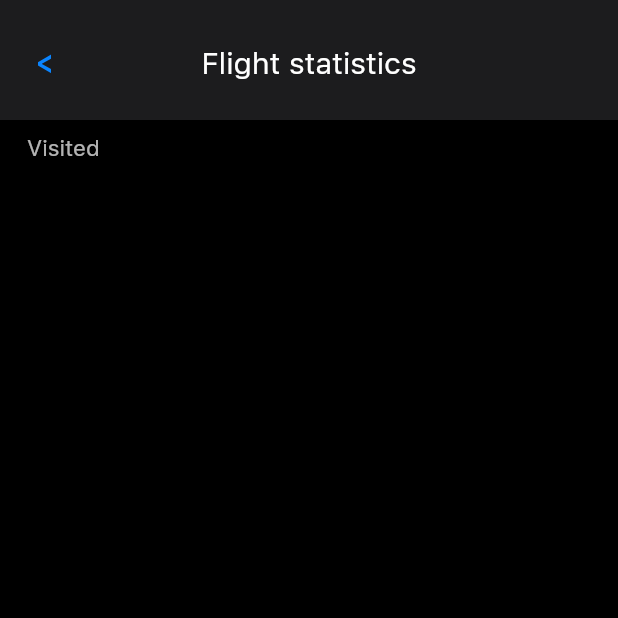
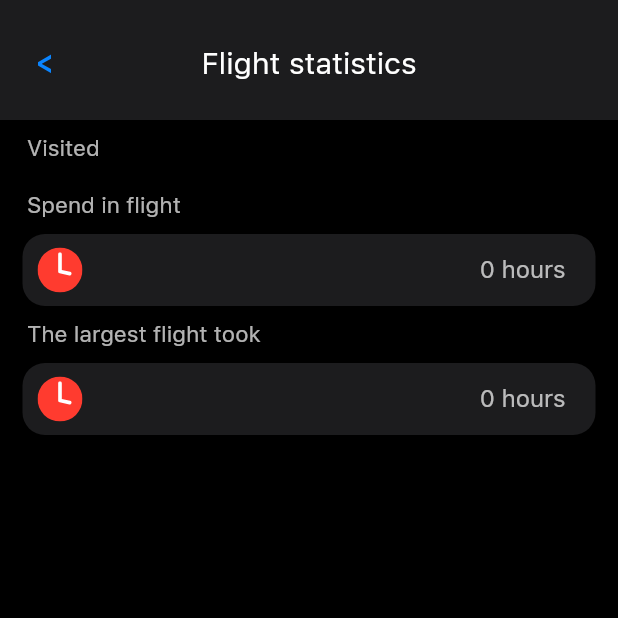
Before and after one commit to kent0505/travel_test, a Flutter app: the StatisticsPage screen opened by its route, on a phone screen of 412 x 824 dp, the top half of it. Run offline on Flutter 3.47's test engine with Material 3 defaults, Android fonts, the light colour scheme and no system bars; our stand-ins replace flutter_bloc, flutter_svg, go_router, hive_flutter, shared_preferences; accounts and stored records are empty.

Commit message:
statistics

```diff
--- a/lib/core/utils.dart
+++ b/lib/core/utils.dart
@@ -63,6 +63,33 @@ String getDateDiff(
   return '$h $m';
 }
 
+int getLargestHour() {
+  int largestHour = 0;
+  for (Flight flight in DB.flightsList) {
+    DateTime dateTime1 = DateTime.parse(
+        "${convertToIsoFormat(flight.departureDate)}T${flight.departureTime}:00");
+    DateTime dateTime2 = DateTime.parse(
+        "${convertToIsoFormat(flight.arrivalDate)}T${flight.arrivalTime}:00");
+    Duration difference = dateTime2.difference(dateTime1);
+    int hours = difference.inHours;
+    if (hours > largestHour) largestHour = hours;
+  }
+  return largestHour;
+}
+
+int getTotalHours() {
+  int totalHours = 0;
+  for (Flight flight in DB.flightsList) {
+    DateTime dateTime1 = DateTime.parse(
+        "${convertToIsoFormat(flight.departureDate)}T${flight.departureTime}:00");
+    DateTime dateTime2 = DateTime.parse(
+        "${convertToIsoFormat(flight.arrivalDate)}T${flight.arrivalTime}:00");
+    Duration difference = dateTime2.difference(dateTime1);
+    totalHours += difference.inHours;
+  }
+  return totalHours;
+}
+
 String convertToIsoFormat(String date) {
   List<String> parts = date.split('.');
   return '${parts[2]}-${parts[1]}-${parts[0]}';
--- a/lib/features/home/pages/home_page.dart
+++ b/lib/features/home/pages/home_page.dart
@@ -101,26 +101,32 @@ class HomePage extends StatelessWidget {
           const SizedBox(height: 10),
           const StatisticsButton(),
           const SizedBox(height: 10),
-          const Row(
+          BlocBuilder<HomeBloc, HomeState>(
+            builder: (context, state) {
+              return Row(
                 children: [
                   StatisticsCard(
                     id: 1,
                     title: 'Visited',
-                value: '2 countries',
+                    value: getVisitedCities().length == 1
+                        ? '${getVisitedCities().length} country'
+                        : '${getVisitedCities().length} countries',
                   ),
-              SizedBox(width: 13),
+                  const SizedBox(width: 13),
                   StatisticsCard(
                     id: 2,
                     title: 'Spend in flight',
-                value: '1 hours',
+                    value: '${getTotalHours()} hours',
                   ),
-              SizedBox(width: 13),
+                  const SizedBox(width: 13),
                   StatisticsCard(
                     id: 3,
                     title: 'The largest flight to',
-                value: '1 hours',
+                    value: '${getLargestHour()} hours',
                   ),
                 ],
+              );
+            },
           ),
           SizedBox(height: 20 + getBottom(context)),
         ],
--- a/lib/features/home/pages/statistics_page.dart
+++ b/lib/features/home/pages/statistics_page.dart
@@ -27,6 +27,13 @@ class StatisticsPage extends StatelessWidget {
             },
           ),
           const SizedBox(height: 10),
+          const TitleText('Spend in flight'),
+          const SizedBox(height: 10),
+          _TimeCard(hours: '${getTotalHours()} hours'),
+          const SizedBox(height: 10),
+          const TitleText('The largest flight took'),
+          const SizedBox(height: 10),
+          _TimeCard(hours: '${getLargestHour()} hours'),
         ],
       ),
     );
@@ -60,3 +67,36 @@ class _CityCard extends StatelessWidget {
     );
   }
 }
+
+class _TimeCard extends StatelessWidget {
+  const _TimeCard({required this.hours});
+
+  final String hours;
+
+  @override
+  Widget build(BuildContext context) {
+    return Container(
+      height: 48,
+      decoration: BoxDecoration(
+        color: AppColors.main,
+        borderRadius: BorderRadius.circular(15),
+      ),
+      child: Row(
+        children: [
+          const SizedBox(width: 10),
+          SvgPicture.asset(
+            'assets/date2.svg',
+            height: 30,
+          ),
+          const Spacer(),
+          TextR(
+            hours,
+            fontSize: 16,
+            color: AppColors.white70,
+          ),
+          const SizedBox(width: 20),
+        ],
+      ),
+    );
+  }
+}
```
Lines whose indentation alone changed are shown as unchanged.
